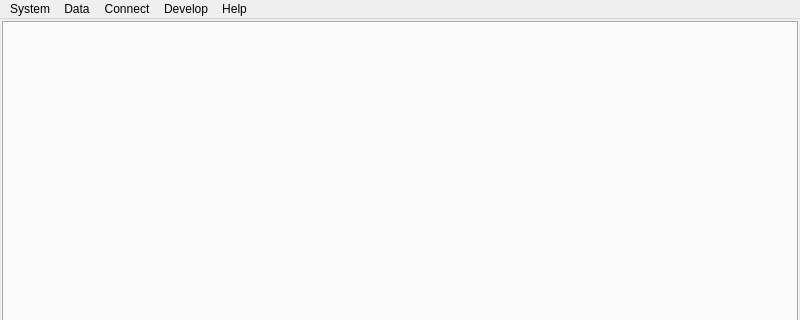
Qt form ui/aradomain.ui (berndhs/arado) before a commit; both pictures show x 0 to 800 and y 0 to 320 of the 800 by 600 pixel window.
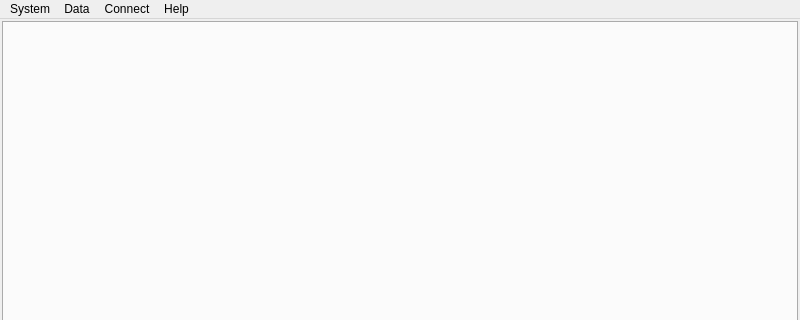
The same form after that commit. Icons and pictures are not drawn.

```diff
--- a/ui/aradomain.ui
+++ b/ui/aradomain.ui
@@ -55,11 +55,6 @@
     <addaction name="actionRestart"/>
     <addaction name="actionExit"/>
    </widget>
-   <widget class="QMenu" name="menuDevel">
-    <property name="title">
-     <string>Develop</string>
-    </property>
-   </widget>
    <widget class="QMenu" name="menuHelp">
     <property name="title">
      <string>Help</string>
@@ -91,7 +86,6 @@
    <addaction name="menuFile"/>
    <addaction name="menuData"/>
    <addaction name="menuNetwork"/>
-   <addaction name="menuDevel"/>
    <addaction name="menuHelp"/>
   </widget>
   <action name="actionExit">
```
Left out of the diff: 6 changed lines with no effect on the pictures.
